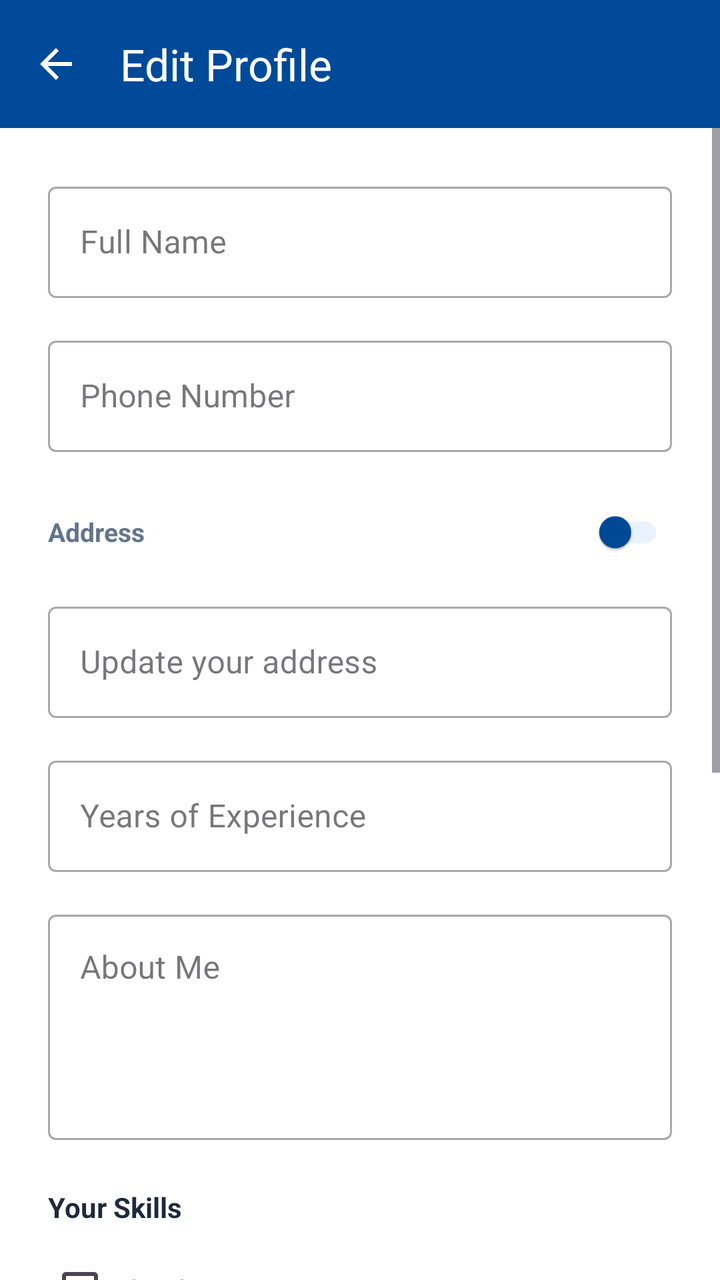
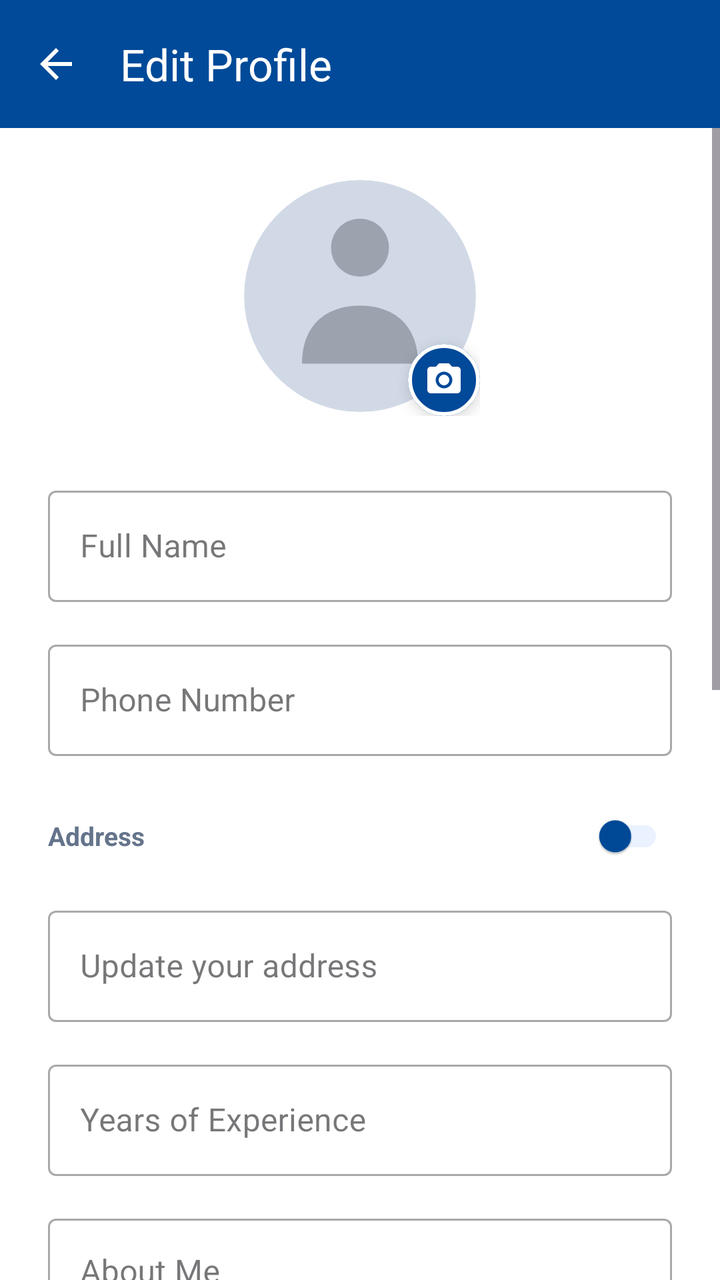

Before-and-after screenshots of an Android layout around one commit, followed by the original layout XML and the change that was made.
<!-- AndroidManifest.xml: application theme Theme.Newtacks -->
<!-- res/layout/activity_worker_edit_profile.xml -->
<?xml version="1.0" encoding="utf-8"?>
<LinearLayout xmlns:android="http://schemas.android.com/apk/res/android"
    xmlns:app="http://schemas.android.com/apk/res-auto"
    android:layout_width="match_parent"
    android:layout_height="match_parent"
    android:orientation="vertical"
    android:background="#FFFFFF">

    <androidx.appcompat.widget.Toolbar
        android:id="@+id/toolbar"
        android:layout_width="match_parent"
        android:layout_height="?attr/actionBarSize"
        android:background="#004A99"
        app:navigationIcon="@drawable/ic_back"
        app:navigationIconTint="#FFFFFF"
        app:title="Edit Profile"
        app:titleTextColor="#FFFFFF" />

    <ScrollView
        android:layout_width="match_parent"
        android:layout_height="match_parent"
        android:fillViewport="true">

        <LinearLayout
            android:layout_width="match_parent"
            android:layout_height="wrap_content"
            android:orientation="vertical"
            android:padding="24dp">

            <com.google.android.material.textfield.TextInputLayout
                android:layout_width="match_parent"
                android:layout_height="wrap_content"
                android:hint="Full Name"
                style="@style/Widget.MaterialComponents.TextInputLayout.OutlinedBox"
                android:layout_marginBottom="16dp">
                <com.google.android.material.textfield.TextInputEditText
                    android:id="@+id/etName"
                    android:layout_width="match_parent"
                    android:layout_height="wrap_content" />
            </com.google.android.material.textfield.TextInputLayout>

            <com.google.android.material.textfield.TextInputLayout
                android:layout_width="match_parent"
                android:layout_height="wrap_content"
                android:hint="Phone Number"
                style="@style/Widget.MaterialComponents.TextInputLayout.OutlinedBox"
                android:layout_marginBottom="16dp">
                <com.google.android.material.textfield.TextInputEditText
                    android:id="@+id/etPhone"
                    android:layout_width="match_parent"
                    android:layout_height="wrap_content"
                    android:inputType="phone" />
            </com.google.android.material.textfield.TextInputLayout>

            <LinearLayout
                android:layout_width="match_parent"
                android:layout_height="wrap_content"
                android:orientation="horizontal"
                android:gravity="center_vertical"
                android:layout_marginBottom="8dp">
                <TextView
                    android:layout_width="0dp"
                    android:layout_height="wrap_content"
                    android:layout_weight="1"
                    android:text="Address"
                    android:textColor="#64748B"
                    android:textSize="13sp"
                    android:textStyle="bold" />
                <com.google.android.material.switchmaterial.SwitchMaterial
                    android:id="@+id/switchRealTimeLocation"
                    android:layout_width="wrap_content"
                    android:layout_height="wrap_content"
                    android:scaleX="0.8"
                    android:scaleY="0.8"
                    app:thumbTint="#004A99"
                    app:trackTint="#EBF2FF" />
            </LinearLayout>

            <com.google.android.material.textfield.TextInputLayout
                android:layout_width="match_parent"
                android:layout_height="wrap_content"
                style="@style/Widget.MaterialComponents.TextInputLayout.OutlinedBox"
                android:layout_marginBottom="16dp">
                <com.google.android.material.textfield.TextInputEditText
                    android:id="@+id/etAddress"
                    android:layout_width="match_parent"
                    android:layout_height="wrap_content"
                    android:hint="Update your address" />
            </com.google.android.material.textfield.TextInputLayout>

            <com.google.android.material.textfield.TextInputLayout
                android:layout_width="match_parent"
                android:layout_height="wrap_content"
                android:hint="Years of Experience"
                style="@style/Widget.MaterialComponents.TextInputLayout.OutlinedBox"
                android:layout_marginBottom="16dp">
                <com.google.android.material.textfield.TextInputEditText
                    android:id="@+id/etExperience"
                    android:layout_width="match_parent"
                    android:layout_height="wrap_content"
                    android:inputType="number" />
            </com.google.android.material.textfield.TextInputLayout>

            <com.google.android.material.textfield.TextInputLayout
                android:layout_width="match_parent"
                android:layout_height="wrap_content"
                android:hint="About Me"
                style="@style/Widget.MaterialComponents.TextInputLayout.OutlinedBox"
                android:layout_marginBottom="24dp">
                <com.google.android.material.textfield.TextInputEditText
                    android:id="@+id/etAbout"
                    android:layout_width="match_parent"
                    android:layout_height="wrap_content"
                    android:gravity="top"
                    android:inputType="textMultiLine"
                    android:minLines="4" />
            </com.google.android.material.textfield.TextInputLayout>

            <TextView
                android:layout_width="wrap_content"
                android:layout_height="wrap_content"
                android:text="Your Skills"
                android:textColor="#1E293B"
                android:textSize="14sp"
                android:textStyle="bold"
                android:layout_marginBottom="8dp" />

            <CheckBox
                android:id="@+id/cbPlumbing"
                android:layout_width="wrap_content"
                android:layout_height="wrap_content"
                android:text="Plumbing" />
            <CheckBox
                android:id="@+id/cbElectrical"
                android:layout_width="wrap_content"
                android:layout_height="wrap_content"
                android:text="Electrical" />
            <CheckBox
                android:id="@+id/cbCarpentry"
                android:layout_width="wrap_content"
                android:layout_height="wrap_content"
                android:text="Carpentry" />
            <CheckBox
                android:id="@+id/cbMasonry"
                android:layout_width="wrap_content"
                android:layout_height="wrap_content"
                android:text="Masonry" />
            <CheckBox
                android:id="@+id/cbWelding"
                android:layout_width="wrap_content"
                android:layout_height="wrap_content"
                android:text="Welding" />
            <CheckBox
                android:id="@+id/cbPainting"
                android:layout_width="wrap_content"
                android:layout_height="wrap_content"
                android:text="Painting" />
            <CheckBox
                android:id="@+id/cbLandscaping"
                android:layout_width="wrap_content"
                android:layout_height="wrap_content"
                android:text="Landscaping" />

            <com.google.android.material.button.MaterialButton
                android:id="@+id/btnSave"
                android:layout_width="match_parent"
                android:layout_height="56dp"
                android:text="Save Changes"
                android:layout_marginTop="32dp"
                android:layout_marginBottom="24dp"
                app:cornerRadius="12dp"
                app:backgroundTint="#004A99" />

        </LinearLayout>
    </ScrollView>

    <FrameLayout
        android:id="@+id/loadingOverlay"
        android:layout_width="match_parent"
        android:layout_height="match_parent"
        android:background="#80000000"
        android:visibility="gone"
        android:clickable="true"
        android:focusable="true">
        <ProgressBar
            android:layout_width="wrap_content"
            android:layout_height="wrap_content"
            android:layout_gravity="center"
            android:indeterminateTint="#FFFFFF" />
    </FrameLayout>

</LinearLayout>
<!-- resources referenced by this layout -->
<resources>
  <!-- drawable ic_back (drawable) -->
  <?xml version="1.0" encoding="utf-8"?>
  <vector xmlns:android="http://schemas.android.com/apk/res/android"
      android:width="24dp"
      android:height="24dp"
      android:viewportWidth="24"
      android:viewportHeight="24">
      <path
          android:fillColor="#FFFFFF"
          android:pathData="M20,11H7.83l5.59,-5.59L12,4l-8,8 8,8 1.41,-1.41L7.83,13H20v-2z"/>
  </vector>
  <style name="Theme.Newtacks" parent="Base.Theme.Newtacks" />
  <style name="Base.Theme.Newtacks" parent="Theme.Material3.DayNight.NoActionBar">
          <item name="colorPrimary">#004A99</item>
          <item name="colorPrimaryContainer">#004A99</item>
          <item name="colorOnPrimary">#FFFFFF</item>
          <item name="colorSecondary">#004A99</item>
          <item name="colorOnSecondary">#FFFFFF</item>
          <item name="colorTertiary">#004A99</item>
          <item name="colorSecondaryContainer">#EBF2FF</item>
          <item name="colorOnSecondaryContainer">#004A99</item>
          <item name="android:statusBarColor">#004A99</item>
          <item name="android:navigationBarColor">#FFFFFF</item>
          <item name="android:windowLightStatusBar" tools:targetApi="m">false</item>
      </style>
</resources>

<!-- the commit's change to res/layout/activity_worker_edit_profile.xml (unified diff, before → after) -->
@@ -26,6 +26,42 @@
             android:layout_height="wrap_content"
             android:orientation="vertical"
             android:padding="24dp">
+
+            
+            <FrameLayout
+                android:id="@+id/layoutProfileImage"
+                android:layout_width="120dp"
+                android:layout_height="120dp"
+                android:layout_gravity="center_horizontal"
+                android:layout_marginBottom="32dp">
+
+                <com.google.android.material.imageview.ShapeableImageView
+                    android:id="@+id/ivProfileImage"
+                    android:layout_width="match_parent"
+                    android:layout_height="match_parent"
+                    android:src="@drawable/ic_person_placeholder"
+                    android:padding="2dp"
+                    android:background="#F1F5F9"
+                    android:scaleType="centerCrop"
+                    app:shapeAppearanceOverlay="@style/CircleImage" />
+
+                <com.google.android.material.card.MaterialCardView
+                    android:layout_width="36dp"
+                    android:layout_height="36dp"
+                    android:layout_gravity="bottom|end"
+                    app:cardCornerRadius="18dp"
+                    app:cardElevation="4dp"
+                    app:cardBackgroundColor="#004A99"
+                    app:strokeWidth="2dp"
+                    app:strokeColor="#FFFFFF">
+                    <ImageView
+                        android:layout_width="20dp"
+                        android:layout_height="20dp"
+                        android:layout_gravity="center"
+                        android:src="@drawable/ic_camera"
+                        app:tint="#FFFFFF" />
+                </com.google.android.material.card.MaterialCardView>
+            </FrameLayout>
 
             <com.google.android.material.textfield.TextInputLayout
                 android:layout_width="match_parent"
<!-- resource entries referenced after the edit -->
@@ -11,6 +11,47 @@
           android:fillColor="#FFFFFF"
           android:pathData="M20,11H7.83l5.59,-5.59L12,4l-8,8 8,8 1.41,-1.41L7.83,13H20v-2z"/>
   </vector>
+  <!-- drawable ic_camera (drawable) -->
+  <vector xmlns:android="http://schemas.android.com/apk/res/android"
+      android:width="24dp"
+      android:height="24dp"
+      android:viewportWidth="24"
+      android:viewportHeight="24">
+      <path
+          android:fillColor="#000000"
+          android:pathData="M12,12m-3.2,0a3.2,3.2 0,1 1,6.4 0a3.2,3.2 0,1 1,-6.4 0" />
+      <path
+          android:fillColor="#000000"
+          android:pathData="M9,2L7.17,4H4c-1.1,0 -2,0.9 -2,2v12c0,1.1 0.9,2 2,2h16c1.1,0 2,-0.9 2,-2V6c0,-1.1 -0.9,-2 -2,-2h-3.17L15,2H9zm3,15c-2.76,0 -5,-2.24 -5,-5s2.24,-5 5,-5s5,2.24 5,5s-2.24,5 -5,5z" />
+  </vector>
+  <!-- drawable ic_person_placeholder (drawable) -->
+  <?xml version="1.0" encoding="utf-8"?>
+  <vector xmlns:android="http://schemas.android.com/apk/res/android"
+      android:width="48dp"
+      android:height="48dp"
+      android:viewportWidth="48"
+      android:viewportHeight="48">
+  
+      
+      <path
+          android:fillColor="#D1D9E6"
+          android:pathData="M24,24m-24,0a24,24 0,1 1,48 0a24,24 0,1 1,-48 0" />
+  
+      
+      <path
+          android:fillColor="#9BA3AF"
+          android:pathData="M24,14m-6,0a6,6 0,1 1,12 0a6,6 0,1 1,-12 0" />
+  
+      
+      <path
+          android:fillColor="#9BA3AF"
+          android:pathData="M12,38 C12,30 17,26 24,26 C31,26 36,30 36,38 Z" />
+  
+  </vector>
+  <style name="CircleImage" parent="">
+          <item name="cornerFamily">rounded</item>
+          <item name="cornerSize">50%</item>
+      </style>
   <style name="Theme.Newtacks" parent="Base.Theme.Newtacks" />
   <style name="Base.Theme.Newtacks" parent="Theme.Material3.DayNight.NoActionBar">
           <item name="colorPrimary">#004A99</item>
